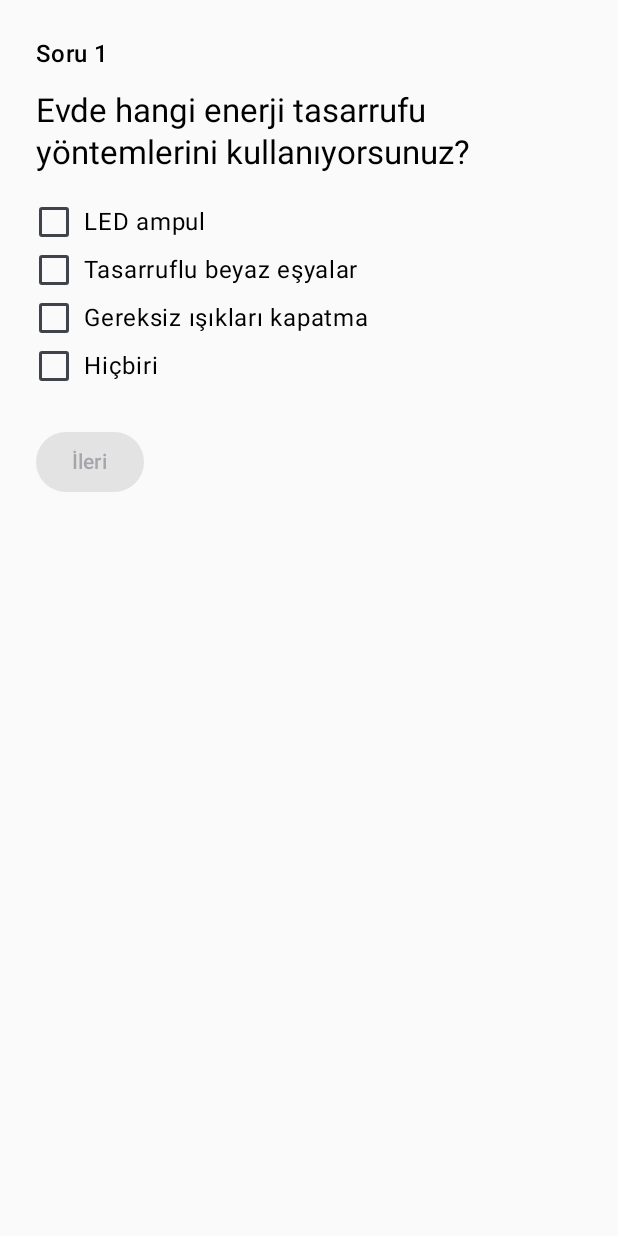
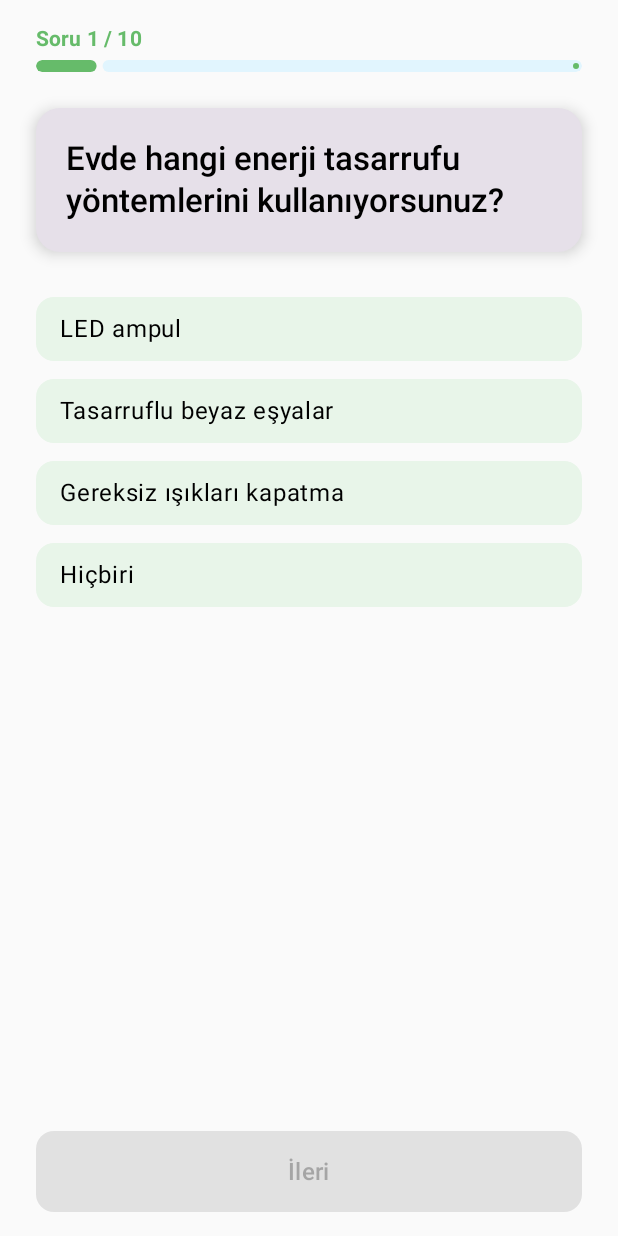
Before and after one commit to beyzanurguzel/huckaton25, an Android app built with Jetpack Compose: the SurveyStepScreen screen opened through its navigation route, on a phone screen of 412 x 824 dp. Run offline under Robolectric (Android 15) with nearby library versions, the phone set to English and light mode, and no system bars.

Commit message:
güncelleme 2

```diff
--- a/app/src/main/java/com/example/myapplication/presentation/screens/LoginScreen.kt
+++ b/app/src/main/java/com/example/myapplication/presentation/screens/LoginScreen.kt
@@ -48,7 +48,7 @@ fun LoginScreen(navController: NavController, type: String) { // 🔹 navControl
         Button(
             onClick = {
                 println("Giriş yapıldı: $email / $password [type=$type]")
-                navController.navigate("survey") // 🔹 yönlendirme artık çalışır
+
                 navController.navigate("survey_step/1")
 
             },
--- a/app/src/main/java/com/example/myapplication/presentation/screens/SurveyStepScreen.kt
+++ b/app/src/main/java/com/example/myapplication/presentation/screens/SurveyStepScreen.kt
@@ -1,21 +1,28 @@
 package com.example.myapplication.presentation.screens
 
+import androidx.compose.foundation.background
+import androidx.compose.foundation.clickable
 import androidx.compose.foundation.layout.*
-import androidx.compose.foundation.selection.toggleable
+import androidx.compose.foundation.shape.RoundedCornerShape
 import androidx.compose.material3.*
 import androidx.compose.runtime.*
+import androidx.compose.ui.Alignment
 import androidx.compose.ui.Modifier
+import androidx.compose.ui.draw.clip
+import androidx.compose.ui.graphics.Color
+import androidx.compose.ui.text.font.FontWeight
 import androidx.compose.ui.unit.dp
 import androidx.navigation.NavController
-import com.example.myapplication.data.surveyQuestions // soruların geldiği yer
+import com.example.myapplication.data.surveyQuestions
+import com.example.myapplication.presentation.viewmodel.SurveyViewModel
 
 @Composable
 fun SurveyStepScreen(
     navController: NavController,
-    questionId: Int
+    questionId: Int,
+    viewModel: SurveyViewModel
 ) {
     val question = surveyQuestions.getOrNull(questionId - 1)
-
     if (question == null) {
         navController.navigate("survey_result")
         return
@@ -28,54 +35,88 @@ fun SurveyStepScreen(
     Column(
         modifier = Modifier
             .fillMaxSize()
-            .padding(24.dp),
-        verticalArrangement = Arrangement.Top
+            .padding(horizontal = 24.dp, vertical = 16.dp)
     ) {
-        Text(text = "Soru $questionId", style = MaterialTheme.typography.titleMedium)
-        Spacer(modifier = Modifier.height(12.dp))
-        Text(text = question.question, style = MaterialTheme.typography.titleLarge)
-        Spacer(modifier = Modifier.height(16.dp))
+        // Başlık ve ilerleme
+        Text(
+            text = "Soru $questionId / ${surveyQuestions.size}",
+            style = MaterialTheme.typography.titleSmall,
+            modifier = Modifier.align(Alignment.Start),
+            fontWeight = FontWeight.Bold,
+            color = MaterialTheme.colorScheme.primary
+        )
+        Spacer(modifier = Modifier.height(4.dp))
+        LinearProgressIndicator(
+            progress = questionId / surveyQuestions.size.toFloat(),
+            modifier = Modifier
+                .fillMaxWidth()
+                .clip(RoundedCornerShape(10.dp))
+                .height(8.dp),
+            color = MaterialTheme.colorScheme.primary
+        )
 
-        question.options.forEach { option ->
-            if (isMulti) {
-                Row(
-                    modifier = Modifier
-                        .fillMaxWidth()
-                        .padding(vertical = 4.dp)
-                        .toggleable(
-                            value = option in selectedMulti,
-                            onValueChange = {
-                                if (it) selectedMulti.add(option) else selectedMulti.remove(option)
-                            }
-                        )
-                ) {
-                    Checkbox(
-                        checked = option in selectedMulti,
-                        onCheckedChange = null
-                    )
-                    Spacer(modifier = Modifier.width(8.dp))
-                    Text(option)
-                }
-            } else {
-                Row(
-                    modifier = Modifier
-                        .fillMaxWidth()
-                        .padding(vertical = 4.dp)
-                ) {
-                    RadioButton(
-                        selected = selectedSingle.value == option,
-                        onClick = { selectedSingle.value = option }
-                    )
-                    Spacer(modifier = Modifier.width(8.dp))
-                    Text(option)
-                }
+        Spacer(modifier = Modifier.height(24.dp))
+
+        Card(
+            modifier = Modifier.fillMaxWidth(),
+            shape = RoundedCornerShape(16.dp),
+            elevation = CardDefaults.cardElevation(defaultElevation = 6.dp)
+        ) {
+            Column(modifier = Modifier.padding(20.dp)) {
+                Text(
+                    text = question.question,
+                    style = MaterialTheme.typography.titleLarge,
+                    fontWeight = FontWeight.SemiBold
+                )
             }
         }
 
         Spacer(modifier = Modifier.height(24.dp))
 
+        Column {
+            question.options.forEach { option ->
+                val isSelected = if (isMulti) option in selectedMulti else selectedSingle.value == option
+
+                Box(
+                    modifier = Modifier
+                        .fillMaxWidth()
+                        .padding(vertical = 6.dp)
+                        .clip(RoundedCornerShape(12.dp))
+                        .background(
+                            if (isSelected) MaterialTheme.colorScheme.primaryContainer
+                            else MaterialTheme.colorScheme.surfaceVariant
+                        )
+                        .clickable {
+                            if (isMulti) {
+                                if (option in selectedMulti) selectedMulti.remove(option)
+                                else selectedMulti.add(option)
+                            } else {
+                                selectedSingle.value = option
+                            }
+                        }
+                        .padding(horizontal = 16.dp, vertical = 12.dp)
+                ) {
+                    Text(
+                        text = option,
+                        style = MaterialTheme.typography.bodyLarge,
+                        fontWeight = if (isSelected) FontWeight.Bold else FontWeight.Normal,
+                        color = if (isSelected) MaterialTheme.colorScheme.onPrimaryContainer
+                        else MaterialTheme.colorScheme.onSurface
+                    )
+                }
+            }
+        }
+
+        Spacer(modifier = Modifier.weight(1f))
+
         Button(
             onClick = {
+                if (isMulti) {
+                    viewModel.saveAnswer(questionId, selectedMulti.toList())
+                } else {
+                    viewModel.saveAnswer(questionId, listOf(selectedSingle.value))
+                }
+
                 val nextId = questionId + 1
                 if (nextId <= surveyQuestions.size) {
                     navController.navigate("survey_step/$nextId")
@@ -83,9 +124,13 @@ fun SurveyStepScreen(
                     navController.navigate("survey_result")
                 }
             },
+            modifier = Modifier
+                .fillMaxWidth()
+                .height(54.dp),
+            shape = RoundedCornerShape(12.dp),
             enabled = isMulti && selectedMulti.isNotEmpty() || !isMulti && selectedSingle.value.isNotEmpty()
         ) {
-            Text("İleri")
+            Text("İleri", style = MaterialTheme.typography.titleMedium)
         }
     }
 }
--- a/app/src/main/java/com/example/myapplication/presentation/screens/navigation/NavGraph.kt
+++ b/app/src/main/java/com/example/myapplication/presentation/screens/navigation/NavGraph.kt
@@ -1,14 +1,19 @@
 package com.example.myapplication.presentation.navigation
 
 import androidx.compose.runtime.Composable
+import androidx.lifecycle.viewmodel.compose.viewModel
 import androidx.navigation.NavType
 import androidx.navigation.compose.*
 import androidx.navigation.navArgument
 import com.example.myapplication.presentation.screens.*
+import com.example.myapplication.presentation.viewmodel.SurveyViewModel
 
 @Composable
 fun AppNavGraph() {
     val navController = rememberNavController()
+
+    // 🔹 Ortak ViewModel burada bir defa oluşturuluyor
+    val viewModel: SurveyViewModel = viewModel()
 
     NavHost(navController = navController, startDestination = "selection") {
 
@@ -24,23 +29,33 @@ fun AppNavGraph() {
             LoginScreen(navController = navController, type = type)
         }
 
-        // Login sonrası ilk soru ekranına geçiş
+        // İlk anket ekranı
         composable("survey_step/1") {
-            SurveyStepScreen(navController = navController, questionId = 1)
+            SurveyStepScreen(navController = navController, questionId = 1, viewModel = viewModel)
         }
 
-        // Diğer adımlar için dinamik soru yönlendirme
+        // Dinamik anket soruları
         composable(
             route = "survey_step/{id}",
             arguments = listOf(navArgument("id") { type = NavType.IntType })
         ) { backStackEntry ->
             val id = backStackEntry.arguments?.getInt("id") ?: 1
-            SurveyStepScreen(navController = navController, questionId = id)
+            SurveyStepScreen(navController = navController, questionId = id, viewModel = viewModel)
         }
 
-        // Anket bitince gösterilecek ekran
+        // Anket sonucu ekranı
         composable("survey_result") {
-            SurveyResultScreen(navController)
+            SurveyResultScreen(navController = navController, viewModel = viewModel)
         }
+
+        // Avatar seçimi ekranı
+        composable("avatar") {
+            AvatarScreen(navController = navController, viewModel = viewModel)
+        }
+
+        composable("character") {
+            CharacterScreen(navController = navController, viewModel = viewModel)
+        }
+
     }
 }
```
Also changed, not shown: app/src/main/java/com/example/myapplication/presentation/screens/AvatarScreen.kt (added, +88 -0 lines), app/src/main/java/com/example/myapplication/presentation/screens/CharacterScreen.kt (added, +88 -0 lines), app/src/main/java/com/example/myapplication/presentation/screens/HomeScreen.kt (added, +72 -0 lines), app/src/main/java/com/example/myapplication/presentation/screens/SurveyResultScreen.kt (added, +38 -0 lines), app/src/main/java/com/example/myapplication/presentation/viewmodel/SurveyViewModel.kt (added, +43 -0 lines), app/src/main/java/com/example/myapplication/ui/theme/Theme.kt (+17 -13 lines), app/src/main/res/drawable/lego1.png (added), app/src/main/res/drawable/lego2.png (added), app/src/main/res/drawable/lego3.png (added), app/src/main/res/drawable/lego4.png (added).
